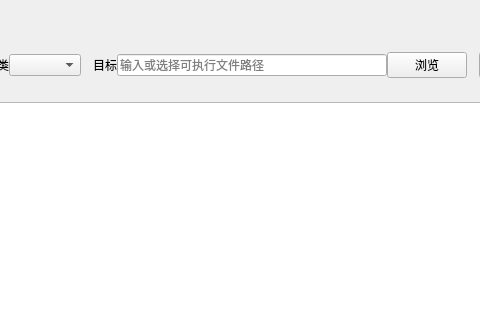
Old version of the form mainwindow.ui in the repository Mtr1994/Auxilium; both pictures show x 258 to 738 and y 0 to 320 of the 835 by 518 pixel window.
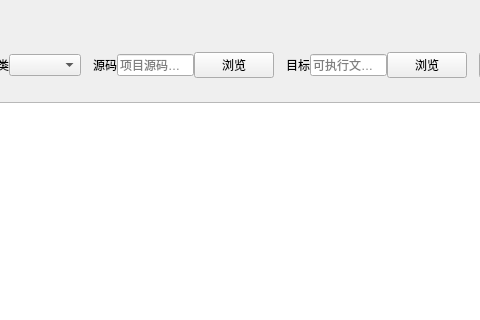
New version of the form. Custom widgets are drawn as their Qt base class.

Patch:
```diff
--- a/mainwindow.ui
+++ b/mainwindow.ui
@@ -215,6 +215,78 @@
                     </layout>
                    </widget>
                   </item>
+                  <item>
+                   <widget class="QWidget" name="widgetSourceBase" native="true">
+                    <property name="minimumSize">
+                     <size>
+                      <width>0</width>
+                      <height>0</height>
+                     </size>
+                    </property>
+                    <layout class="QGridLayout" name="gridLayout_14">
+                     <property name="leftMargin">
+                      <number>0</number>
+                     </property>
+                     <property name="topMargin">
+                      <number>0</number>
+                     </property>
+                     <property name="rightMargin">
+                      <number>0</number>
+                     </property>
+                     <property name="bottomMargin">
+                      <number>0</number>
+                     </property>
+                     <property name="horizontalSpacing">
+                      <number>0</number>
+                     </property>
+                     <item row="0" column="0">
+                      <widget class="QLabel" name="label_5">
+                       <property name="text">
+                        <string>源码</string>
+                       </property>
+                       <property name="alignment">
+                        <set>Qt::AlignCenter</set>
+                       </property>
+                       <property name="PrefixTitle" stdset="0">
+                        <bool>true</bool>
+                       </property>
+                      </widget>
+                     </item>
+                     <item row="0" column="1">
+                      <widget class="QLineEdit" name="tbSourceDir">
+                       <property name="focusPolicy">
+                        <enum>Qt::ClickFocus</enum>
+                       </property>
+                       <property name="text">
+                        <string/>
+                       </property>
+                       <property name="placeholderText">
+                        <string>项目源码路径</string>
+                       </property>
+                      </widget>
+                     </item>
+                     <item row="0" column="2">
+                      <widget class="QPushButton" name="btnSelectSourceDir">
+                       <property name="sizePolicy">
+                        <sizepolicy hsizetype="Minimum" vsizetype="Preferred">
+                         <horstretch>0</horstretch>
+                         <verstretch>0</verstretch>
+                        </sizepolicy>
+                       </property>
+                       <property name="focusPolicy">
+                        <enum>Qt::NoFocus</enum>
+                       </property>
+                       <property name="text">
+                        <string>浏览</string>
+                       </property>
+                       <property name="Flat" stdset="0">
+                        <bool>true</bool>
+                       </property>
+                      </widget>
+                     </item>
+                    </layout>
+                   </widget>
+                  </item>
                   <item>
                    <widget class="QWidget" name="widgetTargetBase" native="true">
                     <property name="minimumSize">
@@ -261,7 +333,7 @@
                         <string/>
                        </property>
                        <property name="placeholderText">
-                        <string>输入或选择可执行文件路径</string>
+                        <string>可执行文件路径</string>
                        </property>
                       </widget>
                      </item>
```
